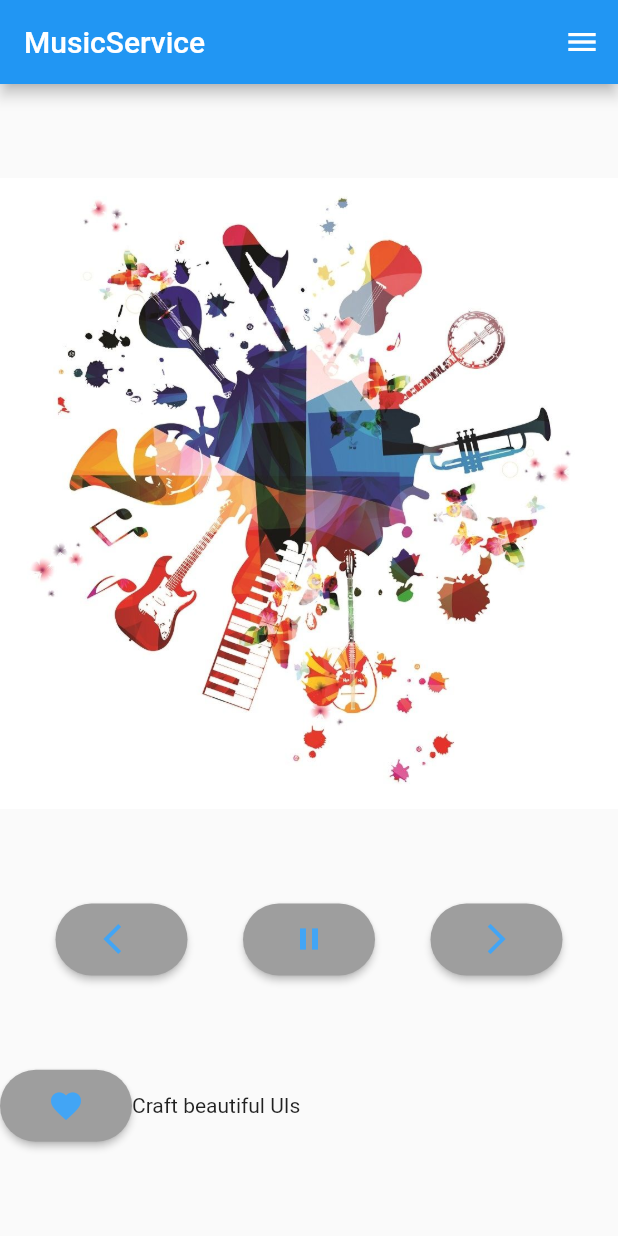
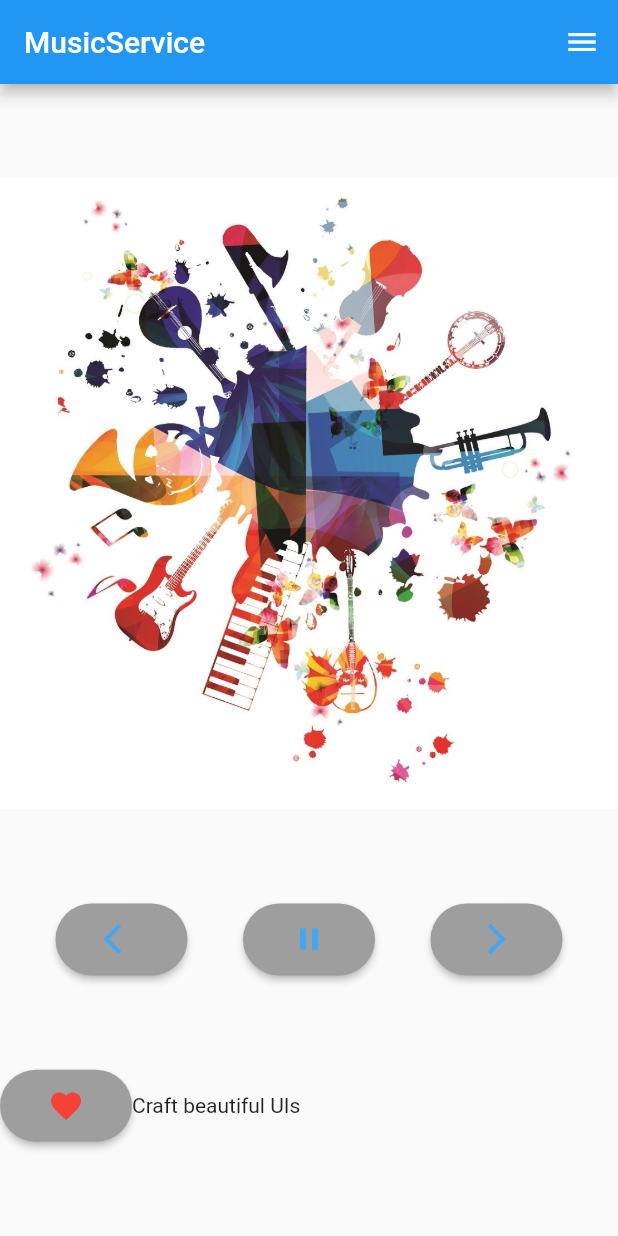
Before and after one commit to ilyasbelfar/TDM_TP_Finale_With_Fluter, a Flutter app: the screen it shows after launch, after a tap on the "favorite outline" icon, on a phone screen of 412 x 824 dp. Run offline on Flutter 3.47's test engine with Material 2 defaults, Android fonts, the phone set to English and light mode, and no system bars.

Commit message:
Update main.dart

```diff
--- a/lib/main.dart
+++ b/lib/main.dart
@@ -43,6 +43,11 @@ class _HomeState extends State<Home> {
   var _isFavorite = false;
 
   @override
+  void initState() {
+    super.initState();
+  }
+
+  @override
   Widget build(BuildContext context) {
     return Material(
       child: Center(
@@ -55,6 +60,22 @@ class _HomeState extends State<Home> {
                 "assets/images/music_clipart.jpg",
               ),
             ),
+        // Slider(
+        //   activeColor: Colors.pink,
+        //   inactiveColor: Colors.blueGrey,
+        //   onChanged: (value) {
+        //     print(value);
+        //   },
+        //   onChangeStart: (value) {
+        //     print(value);
+        //   },
+        //   onChangeEnd: (value) {
+        //     print(value);
+        //   },
+        //   value: 4,
+        //   min: 0.0,
+        //   max: 15,
+        // ),
             Row(
               mainAxisAlignment: MainAxisAlignment.spaceEvenly,
               children: <Widget>[
@@ -98,7 +119,7 @@ class _HomeState extends State<Home> {
                     vertical: 12,
                   ),
                   shape: StadiumBorder(),
-                  child: Icon(_isFavorite?Icons.favorite:Icons.favorite_outline, color: Colors.blue.shade400,),
+                  child: Icon(_isFavorite?Icons.favorite:Icons.favorite_outline, color: Colors.red,),
                   onPressed: () {
                     setState(() {
                       _isFavorite=!_isFavorite;
```
